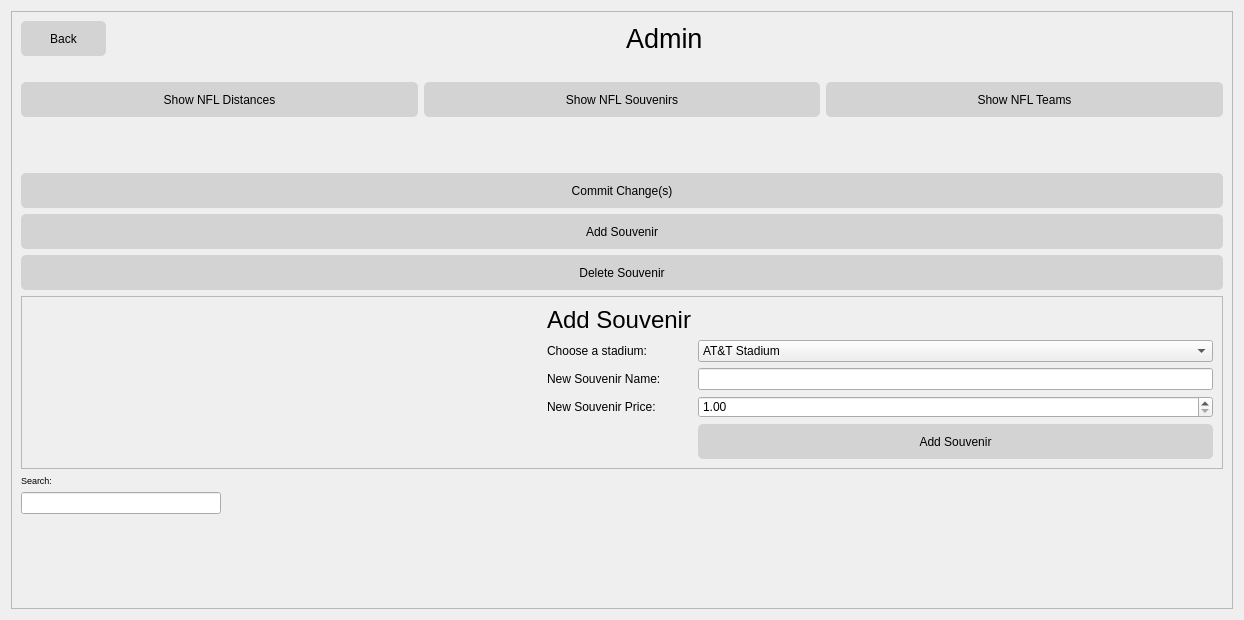
Before: the Qt Designer form admin.ui in Cyriously1/NFLTour, drawn with Qt 5.
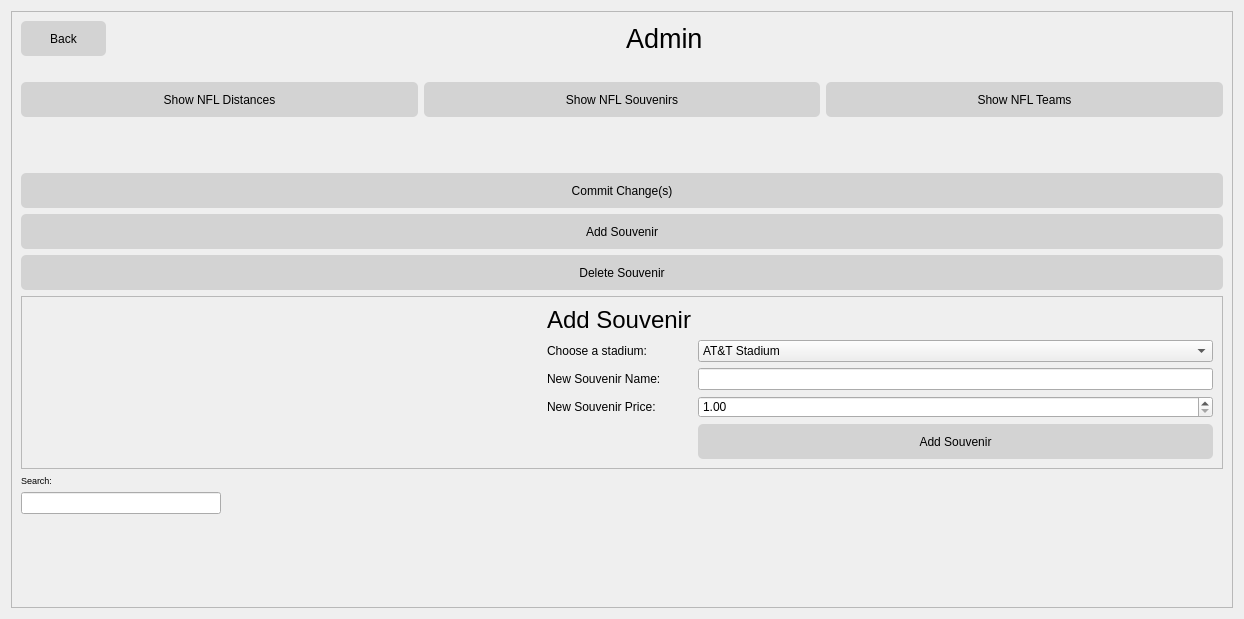
After: the same form once the commit is applied. Icons and pictures are not drawn.

```diff
--- a/admin.ui
+++ b/admin.ui
@@ -7,7 +7,7 @@
     <x>0</x>
     <y>0</y>
     <width>1244</width>
-    <height>620</height>
+    <height>619</height>
    </rect>
   </property>
   <property name="windowTitle">
```
